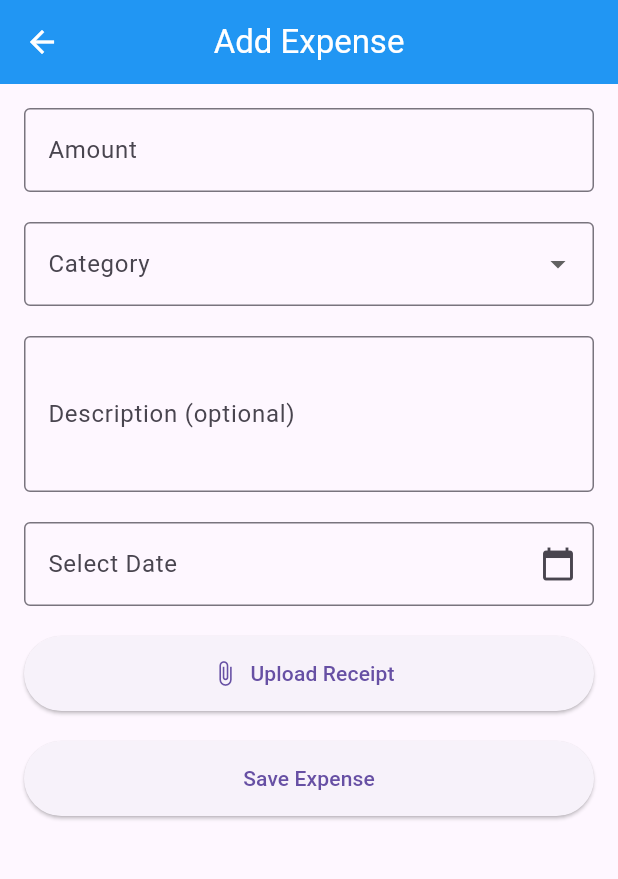
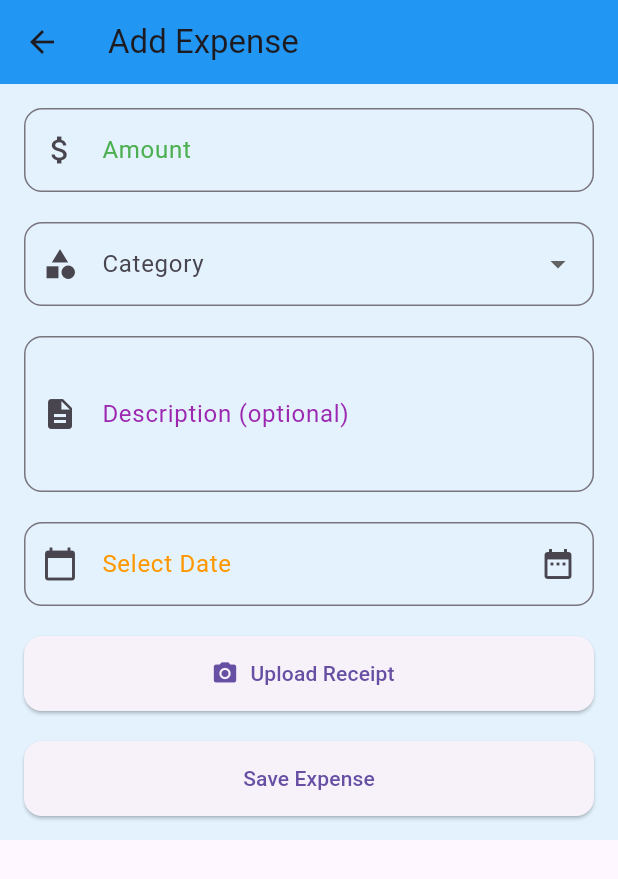
Before and after one commit to ajayrana78767/Personal-Finance-Tracker-App, a Flutter app: the AddExpenseScreen screen opened directly, on a phone screen of 412 x 824 dp. Shown: the top 879 px of the screen. Run offline on Flutter 3.47's test engine with Material 3 defaults, Android fonts, the phone set to English and light mode, and no system bars; our stand-ins replace animated_bottom_navigation_bar, fl_chart.

Commit message:
"Refactored AddExpenseScreen with updated UI styles, colors, and layouts."

```diff
--- a/lib/screens/add_expense_screen.dart
+++ b/lib/screens/add_expense_screen.dart
@@ -18,20 +18,24 @@ class _AddExpenseScreenState extends State<AddExpenseScreen> {
 
   @override
   Widget build(BuildContext context) {
+    final Color primaryColor = Colors.blue; // Define a primary color
+    final Color backgroundColor =
+        Colors.blue[50]!; // Lighter shade for the background
+
     return Scaffold(
       appBar: AppBar(
-        centerTitle: true,
-        title: const Text('Add Expense',style: TextStyle(color: Colors.white),),
+        title: const Text('Add Expense'),
         leading: IconButton(
-          icon: const Icon(Icons.arrow_back,color: Colors.white,),
+          icon: const Icon(Icons.arrow_back),
           onPressed: () {
             Navigator.pop(context);
           },
         ),
-        backgroundColor: Colors.blue,
+        backgroundColor: primaryColor, // Set app bar color
       ),
-      body: SingleChildScrollView(
-        // Wrap the body in a SingleChildScrollView
+      body: Container(
+        color: backgroundColor, // Set body background color
+        child: SingleChildScrollView(
           child: Padding(
             padding: const EdgeInsets.all(16.0),
             child: Form(
@@ -39,13 +43,23 @@ class _AddExpenseScreenState extends State<AddExpenseScreen> {
               child: Column(
                 crossAxisAlignment: CrossAxisAlignment.start,
                 children: [
-                // Amount Field
+                  // Amount Field with a unique style
                   TextFormField(
                     controller: _amountController,
                     keyboardType: TextInputType.number,
-                  decoration: const InputDecoration(
+                    decoration: InputDecoration(
                       labelText: 'Amount',
-                    border: OutlineInputBorder(),
+                      prefixIcon: const Icon(Icons.attach_money),
+                      labelStyle: const TextStyle(color: Colors.green),
+                      border: OutlineInputBorder(
+                        borderRadius: BorderRadius.circular(12.0),
+                        borderSide: const BorderSide(color: Colors.green),
+                      ),
+                      focusedBorder: OutlineInputBorder(
+                        borderRadius: BorderRadius.circular(12.0),
+                        borderSide:
+                            const BorderSide(color: Colors.green, width: 2),
+                      ),
                     ),
                     validator: (value) {
                       if (value == null || value.isEmpty) {
@@ -56,11 +70,14 @@ class _AddExpenseScreenState extends State<AddExpenseScreen> {
                   ),
                   const SizedBox(height: 20),
 
-                // Category Dropdown
+                  // Category Dropdown with a custom border
                   DropdownButtonFormField<String>(
-                  decoration: const InputDecoration(
+                    decoration: InputDecoration(
                       labelText: 'Category',
-                    border: OutlineInputBorder(),
+                      prefixIcon: const Icon(Icons.category),
+                      border: OutlineInputBorder(
+                        borderRadius: BorderRadius.circular(12.0),
+                      ),
                     ),
                     value: _selectedCategory,
                     items: _categories.map((String category) {
@@ -83,54 +100,81 @@ class _AddExpenseScreenState extends State<AddExpenseScreen> {
                   ),
                   const SizedBox(height: 20),
 
-                // Description Field (optional)
+                  // Description Field (optional) with unique text field style
                   TextFormField(
                     controller: _descriptionController,
                     maxLines: 3,
-                  decoration: const InputDecoration(
+                    decoration: InputDecoration(
                       labelText: 'Description (optional)',
-                    border: OutlineInputBorder(),
+                      prefixIcon: const Icon(Icons.description),
+                      labelStyle: const TextStyle(color: Colors.purple),
+                      border: OutlineInputBorder(
+                        borderRadius: BorderRadius.circular(12.0),
+                        borderSide: const BorderSide(color: Colors.purple),
+                      ),
+                      focusedBorder: OutlineInputBorder(
+                        borderRadius: BorderRadius.circular(12.0),
+                        borderSide:
+                            const BorderSide(color: Colors.purple, width: 2),
+                      ),
                     ),
                   ),
                   const SizedBox(height: 20),
 
-                // Date Picker
+                  // Date Picker with a unique field style
                   TextFormField(
                     readOnly: true,
                     decoration: InputDecoration(
                       labelText: _selectedDate == null
                           ? 'Select Date'
                           : 'Date: ${DateFormat('yyyy-MM-dd').format(_selectedDate!)}',
-                    border: const OutlineInputBorder(),
+                      prefixIcon: const Icon(Icons.calendar_today),
+                      labelStyle: const TextStyle(color: Colors.orange),
+                      border: OutlineInputBorder(
+                        borderRadius: BorderRadius.circular(12.0),
+                        borderSide: const BorderSide(color: Colors.orange),
+                      ),
+                      focusedBorder: OutlineInputBorder(
+                        borderRadius: BorderRadius.circular(12.0),
+                        borderSide:
+                            const BorderSide(color: Colors.orange, width: 2),
+                      ),
                       suffixIcon: IconButton(
-                      icon: const Icon(Icons.calendar_today),
+                        icon: const Icon(Icons.date_range),
                         onPressed: _pickDate,
                       ),
                     ),
                   ),
                   const SizedBox(height: 20),
 
-                // Receipt Upload Button
+                  // Receipt Upload Button with an icon
                   ElevatedButton.icon(
                     onPressed: _uploadReceipt,
-                  icon: const Icon(Icons.attach_file),
+                    icon: const Icon(Icons.camera_alt),
                     label: const Text('Upload Receipt'),
                     style: ElevatedButton.styleFrom(
                       minimumSize: const Size(double.infinity, 50),
+                      shape: RoundedRectangleBorder(
+                        borderRadius: BorderRadius.circular(12),
+                      ),
                     ),
                   ),
 
-                const SizedBox(height: 20), // Add spacing at the bottom
+                  const SizedBox(height: 20),
 
-                // Save Button
+                  // Save Button with full width
                   ElevatedButton(
                     onPressed: _saveExpense,
                     style: ElevatedButton.styleFrom(
                       minimumSize: const Size(double.infinity, 50),
+                      shape: RoundedRectangleBorder(
+                        borderRadius: BorderRadius.circular(12),
+                      ),
                     ),
                     child: const Text('Save Expense'),
                   ),
                 ],
+              ),
             ),
           ),
         ),
```
Lines whose indentation alone changed are shown as unchanged.
